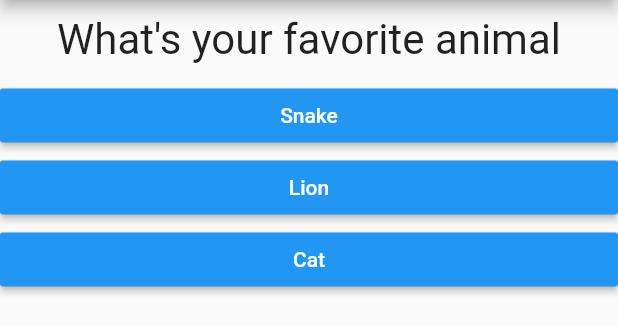
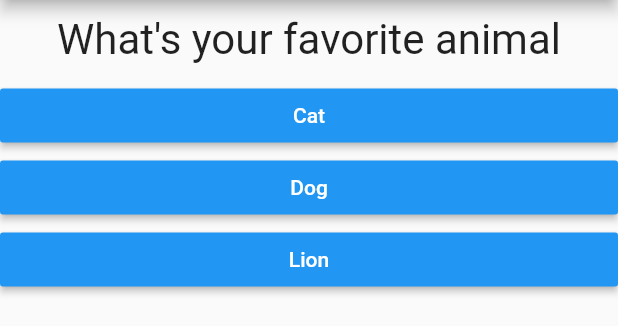
Before and after one commit to PatrickNiyogitare28/30-Days-of-flutter, a Flutter app: the screen it shows after launch, after a tap on "Black", on a phone screen of 412 x 824 dp, the part 84-410 px from its top. Run offline on Flutter 3.47's test engine with Material 2 defaults, Android fonts, the phone set to English and light mode, and no system bars.

Commit message:
chore: added the module 2 contents #flutter-starter-guide

```diff
--- a/flutter_starter_guide/lib/main.dart
+++ b/flutter_starter_guide/lib/main.dart
@@ -1,21 +1,32 @@
 import 'package:flutter/material.dart';
 
-import './question.dart';
-import './answer.dart';
-
+import './quize.dart';
+import './result.dart';
 void main() => runApp(MyApp());
-var questions = [
+const _questions = const [
   {
     'questionText': 'What\'s your favorite color?',
-    'answers': ['Black', 'Red', 'White']
+    'answers': [
+      {'text':'Black','scores':1},
+      {'text':'Red','scores':5},
+      {'text':'White', 'scores':1}
+    ]
   },
   {
     'questionText': 'What\'s your favorite animal',
-    'answers': ['Snake', 'Lion', 'Cat']
+     'answers': [
+      {'text':'Cat','scores':6},
+      {'text':'Dog','scores':5},
+      {'text':'Lion', 'scores':1}
+    ]
   },
   {
     'questionText': 'What\'s your favorit Instructor',
-    'answers': ['Max', 'Mosh', 'Minko']
+    'answers': [
+      {'text':'Max','scores':6},
+      {'text':'Minko','scores':5},
+      {'text':'Mosh', 'scores':1}
+    ]
   },
 ];
 
@@ -28,11 +39,20 @@ class MyApp extends StatefulWidget {
 
 class _MyAppState extends State<MyApp> {
   var _questionIndex = 0;
-  void _answerQuestion() {
+  var _totalScore = 0;
+  void _answerQuestion(int score) {
     setState(() {
       _questionIndex = _questionIndex + 1;
+      _totalScore+= score;
     });
     print(_questionIndex);
+  }
+
+  void _resetQuize(){
+    setState(() {
+      _questionIndex = 0;
+      _totalScore = 0;
+    });
   }
 
   @override
@@ -42,15 +62,13 @@ class _MyAppState extends State<MyApp> {
         appBar: AppBar(
           title: Text('My first app'),
         ),
-        body: Column(
-          children: [
-            Question(questions[_questionIndex]['questionText']),
-            ...(questions[_questionIndex]['answers'] as List<String>)
-                .map((answer) {
-              return Answer(_answerQuestion, answer);
-            }).toList()
-          ],
-        ),
+        body: _questionIndex < _questions.length ? Quize(
+          questions: _questions,
+          questionIndex: _questionIndex,
+          answerQuestion: _answerQuestion,
+
+          ) :
+          Result(_totalScore, _resetQuize),
       ),
     );
   }
--- /dev/null
+++ b/flutter_starter_guide/lib/quize.dart
@@ -0,0 +1,23 @@
+import 'package:flutter/material.dart';
+
+import './answer.dart';
+import './question.dart';
+
+class Quize extends StatelessWidget {
+  final List<Map<String, Object>> questions;
+  final int questionIndex;
+  final Function answerQuestion;
+  Quize({this.questions, this.questionIndex, this.answerQuestion});
+  @override
+  Widget build(BuildContext context) {
+    return Column(
+          children: [
+            Question(questions[questionIndex]['questionText']),
+            ...(questions[questionIndex]['answers'] as List<Map<String , Object>>)
+                .map((answer) {
+              return Answer(() => answerQuestion(answer['scores']), answer['text']);
+            }).toList()
+          ],
+        );
+  }
+}
```
Also changed, not shown: flutter_starter_guide/lib/result.dart (added, +38 -0 lines).
